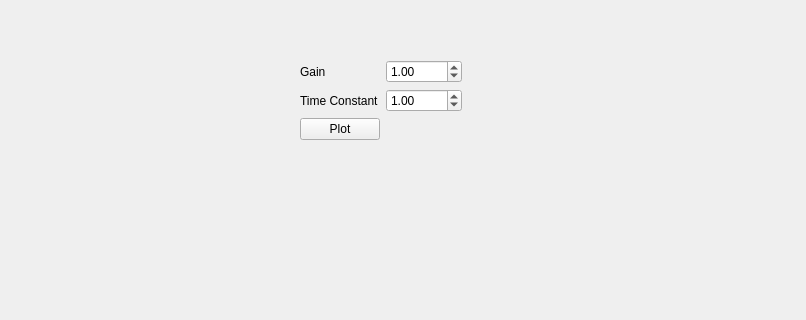
Old version of the form mpldesigner/window2.ui in the repository dapperfu/PyQt5Scratch; both pictures show x 0 to 806 and y 0 to 320 of the 806 by 801 pixel window.
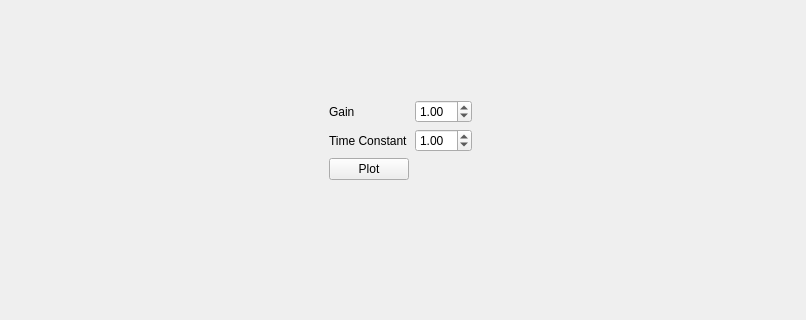
New version of the form.

Commit message: Git Auto Commit: Tue Dec 13 11:33:01 EST 2016

```diff
--- a/mpldesigner/window2.ui
+++ b/mpldesigner/window2.ui
@@ -87,15 +87,33 @@
      </layout>
     </widget>
    </widget>
-   <widget class="QWidget" name="">
+   <widget class="QWidget" name="horizontalLayoutWidget">
     <property name="geometry">
      <rect>
-      <x>300</x>
-      <y>60</y>
-      <width>162</width>
-      <height>89</height>
+      <x>10</x>
+      <y>100</y>
+      <width>781</width>
+      <height>101</height>
      </rect>
     </property>
+    <layout class="QHBoxLayout" name="horizontalLayout">
+     <property name="sizeConstraint">
+      <enum>QLayout::SetMinimumSize</enum>
+     </property>
+     <item>
+      <spacer name="horizontalSpacer_2">
+       <property name="orientation">
+        <enum>Qt::Horizontal</enum>
+       </property>
+       <property name="sizeHint" stdset="0">
+        <size>
+         <width>40</width>
+         <height>20</height>
+        </size>
+       </property>
+      </spacer>
+     </item>
+     <item>
     <layout class="QFormLayout" name="formLayout">
      <item row="0" column="0">
       <widget class="QLabel" name="labelGain">
@@ -118,19 +136,34 @@
        </property>
       </widget>
      </item>
-     <item row="1" column="1">
-      <widget class="QDoubleSpinBox" name="tau">
-       <property name="value">
-        <double>1.000000000000000</double>
-       </property>
-      </widget>
-     </item>
      <item row="2" column="0">
       <widget class="QPushButton" name="plotButton">
        <property name="text">
         <string>Plot</string>
        </property>
       </widget>
+       </item>
+       <item row="1" column="1">
+        <widget class="QDoubleSpinBox" name="tau">
+         <property name="value">
+          <double>1.000000000000000</double>
+         </property>
+        </widget>
+       </item>
+      </layout>
+     </item>
+     <item>
+      <spacer name="horizontalSpacer">
+       <property name="orientation">
+        <enum>Qt::Horizontal</enum>
+       </property>
+       <property name="sizeHint" stdset="0">
+        <size>
+         <width>40</width>
+         <height>20</height>
+        </size>
+       </property>
+      </spacer>
      </item>
     </layout>
    </widget>
```
Lines whose indentation alone changed are shown as unchanged.
